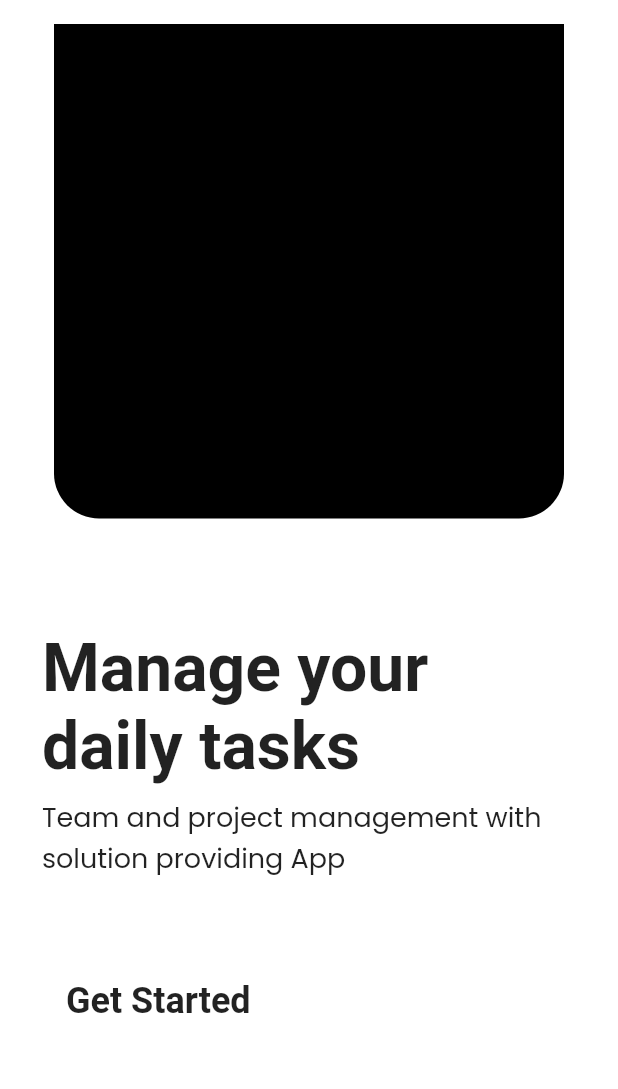
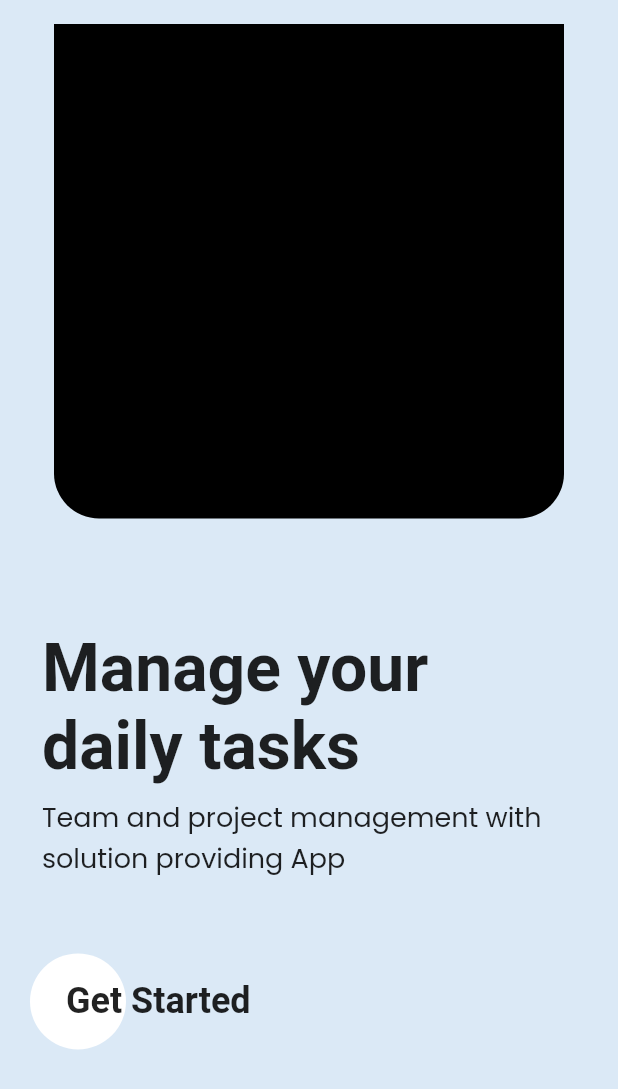
Before and after one commit to telloNii/task_manager, a Flutter app: the screen it shows after launch, on a phone screen of 412 x 824 dp. Shown: the top 1089 px of the screen. Run offline on Flutter 3.47's test engine with Material 2 defaults, Android fonts, the light colour scheme and no system bars; our stand-ins replace gap.

Commit message:
customize background color

```diff
--- a/lib/screens/splash_screen.dart
+++ b/lib/screens/splash_screen.dart
@@ -7,7 +7,7 @@ class SplashScreen extends StatelessWidget {
   @override
   Widget build(BuildContext context) {
     return Scaffold(
-      backgroundColor: Colors.white70,
+      backgroundColor: const Color(0xFFDBE9F6),
       body: Padding(
         padding: const EdgeInsets.symmetric(horizontal: 20.0),
         child: Column(
```
